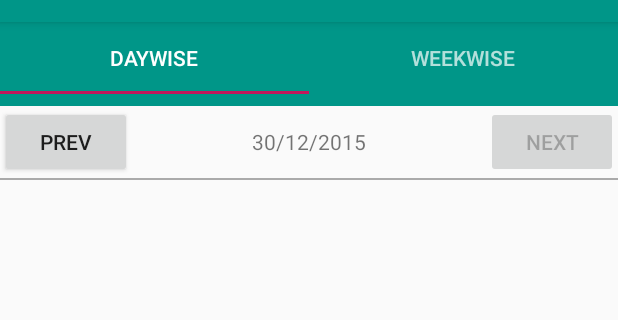
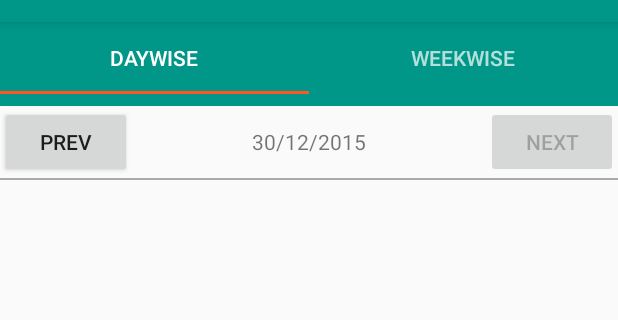
Before and after one commit to jayshildave/ExpenseTracker, an Android app: the screen it shows after launch (WelcomeActivity), on a phone screen of 412 x 824 dp, the part 62-382 px from its top. Run offline under Robolectric (Android 15) with nearby library versions, the phone set to English and light mode, and no system bars; libraries missing offline, so code that uses them is left out: com.orm, com.orm.query; 2 statements that could not run were skipped.

Commit message:
Updated drawables

```diff
--- a/app/build.gradle
+++ b/app/build.gradle
@@ -24,7 +24,7 @@ dependencies {
     compile 'com.android.support:design:23.1.1'
     compile 'com.android.support:cardview-v7:23.1.1'
     compile 'com.android.support:recyclerview-v7:23.1.1'
-    compile 'com.github.satyan:sugar:1.3'
+    compile 'com.github.satyan:sugar:1.3.1'
     compile 'com.wdullaer:materialdatetimepicker:2.1.1'
     compile 'com.android.support:support-v4:23.1.1'
 }
--- a/app/src/main/AndroidManifest.xml
+++ b/app/src/main/AndroidManifest.xml
@@ -9,6 +9,7 @@
         android:name="com.orm.SugarApp"
         android:allowBackup="true"
         android:label="@string/app_name"
+        android:icon="@mipmap/ic_app_icon"
         android:supportsRtl="true"
         android:theme="@style/AppTheme">
         <meta-data
--- a/app/src/main/res/values/colors.xml
+++ b/app/src/main/res/values/colors.xml
@@ -2,5 +2,5 @@
 <resources>
     <color name="colorPrimary">#009688</color>
     <color name="colorPrimaryDark">#00796B</color>
-    <color name="colorAccent">#C2185B</color>
+    <color name="colorAccent">#FF5722</color>
 </resources>
```
Also changed, not shown: app/src/main/res/mipmap-hdpi/ic_app_icon.png (added), app/src/main/res/mipmap-hdpi/ic_launcher.png (deleted), app/src/main/res/mipmap-mdpi/ic_app_icon.png (added), app/src/main/res/mipmap-mdpi/ic_launcher.png (deleted), app/src/main/res/mipmap-xhdpi/ic_app_icon.png (added), app/src/main/res/mipmap-xhdpi/ic_launcher.png (deleted), app/src/main/res/mipmap-xxhdpi/ic_app_icon.png (added), app/src/main/res/mipmap-xxhdpi/ic_launcher.png (deleted), app/src/main/res/mipmap-xxxhdpi/ic_app_icon.png (added), app/src/main/res/mipmap-xxxhdpi/ic_launcher.png (deleted), 1 other file.
